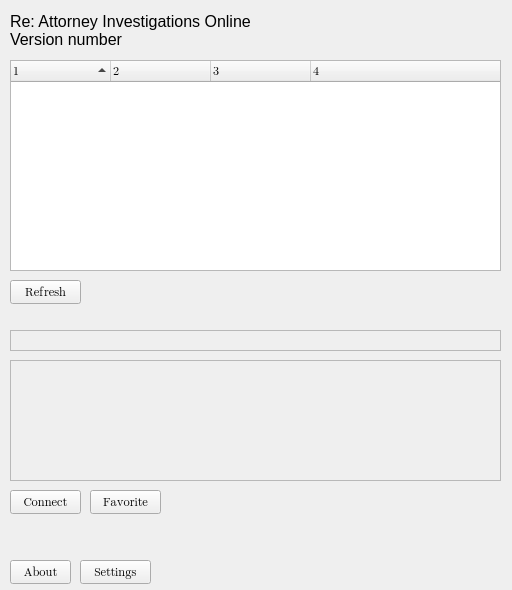
The window that data/themes/default/lobby.ui (Hefaustas/Re-AIO) describes before a commit, drawn with Qt 5.
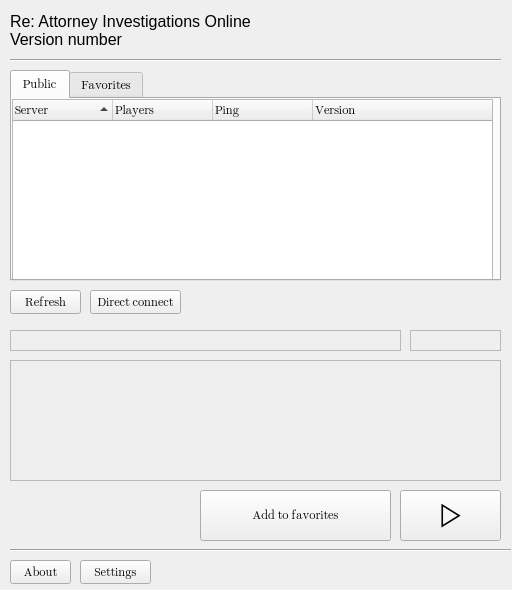
The same window after the commit.

Commit message:
Lobby UI and settings complete implementation
Most of the game up until joining a server is finished. I fixed saving settings too. bassOPUS is giving some problems with the modern python bass libs having weird syntax changes or straight up missing fucntions.

The edit to the form file:
```diff
--- a/data/themes/default/lobby.ui
+++ b/data/themes/default/lobby.ui
@@ -24,47 +24,118 @@
   <property name="windowTitle">
    <string>Form</string>
   </property>
-  <widget class="QTreeWidget" name="serverlistwidget">
+  <widget class="QTabWidget" name="serverTabs">
    <property name="geometry">
     <rect>
      <x>10</x>
-     <y>60</y>
+     <y>70</y>
      <width>491</width>
      <height>211</height>
     </rect>
    </property>
-   <property name="indentation">
+   <property name="currentIndex">
     <number>0</number>
    </property>
-   <property name="sortingEnabled">
-    <bool>true</bool>
-   </property>
-   <property name="animated">
-    <bool>true</bool>
-   </property>
-   <property name="columnCount">
-    <number>4</number>
-   </property>
-   <column>
-    <property name="text">
-     <string notr="true">1</string>
+   <widget class="QWidget" name="publicTab">
+    <property name="toolTip">
+     <string>Displays servers published on the masterserver.</string>
     </property>
-   </column>
-   <column>
-    <property name="text">
-     <string notr="true">2</string>
+    <attribute name="title">
+     <string>Public</string>
+    </attribute>
+    <widget class="QTreeWidget" name="publicServerList">
+     <property name="geometry">
+      <rect>
+       <x>0</x>
+       <y>0</y>
+       <width>481</width>
+       <height>181</height>
+      </rect>
+     </property>
+     <property name="indentation">
+      <number>0</number>
+     </property>
+     <property name="sortingEnabled">
+      <bool>true</bool>
+     </property>
+     <property name="animated">
+      <bool>true</bool>
+     </property>
+     <property name="columnCount">
+      <number>4</number>
+     </property>
+     <column>
+      <property name="text">
+       <string>Server</string>
+      </property>
+     </column>
+     <column>
+      <property name="text">
+       <string>Players</string>
+      </property>
+     </column>
+     <column>
+      <property name="text">
+       <string>Ping</string>
+      </property>
+     </column>
+     <column>
+      <property name="text">
+       <string>Version</string>
+      </property>
+     </column>
+    </widget>
+   </widget>
+   <widget class="QWidget" name="favoritesTab">
+    <property name="toolTip">
+     <string>Displays favorite servers.</string>
     </property>
-   </column>
-   <column>
-    <property name="text">
-     <string notr="true">3</string>
-    </property>
-   </column>
-   <column>
-    <property name="text">
-     <string notr="true">4</string>
-    </property>
-   </column>
+    <attribute name="title">
+     <string>Favorites</string>
+    </attribute>
+    <widget class="QTreeWidget" name="favoritesServerList">
+     <property name="geometry">
+      <rect>
+       <x>0</x>
+       <y>0</y>
+       <width>481</width>
+       <height>181</height>
+      </rect>
+     </property>
+     <property name="indentation">
+      <number>0</number>
+     </property>
+     <property name="sortingEnabled">
+      <bool>true</bool>
+     </property>
+     <property name="animated">
+      <bool>true</bool>
+     </property>
+     <property name="columnCount">
+      <number>4</number>
+     </property>
+     <column>
+      <property name="text">
+       <string>Server</string>
+      </property>
+     </column>
+     <column>
+      <property name="text">
+       <string>Players</string>
+      </property>
+     </column>
+     <column>
+      <property name="text">
+       <string>Ping</string>
+      </property>
+     </column>
+     <column>
+      <property name="text">
+       <string>Version</string>
+      </property>
+     </column>
+    </widget>
+   </widget>
   </widget>
   <widget class="QLabel" name="versiontext">
    <property name="geometry">
@@ -132,7 +203,7 @@
    <property name="geometry">
     <rect>
      <x>10</x>
-     <y>280</y>
+     <y>290</y>
      <width>71</width>
      <height>24</height>
     </rect>
@@ -141,46 +212,113 @@
     <string>Refresh</string>
    </property>
   </widget>
-  <widget class="QPushButton" name="connectbutton">
+  <widget class="QPushButton" name="connectButton">
+   <property name="geometry">
+    <rect>
+     <x>400</x>
+     <y>490</y>
+     <width>101</width>
+     <height>51</height>
+    </rect>
+   </property>
+   <property name="font">
+    <font>
+     <family>Segoe UI Emoji</family>
+     <pointsize>25</pointsize>
+    </font>
+   </property>
+   <property name="toolTip">
+    <string>Connect to the selected server.</string>
+   </property>
+   <property name="text">
+    <string>▷</string>
+   </property>
+  </widget>
+  <widget class="QPushButton" name="favoriteButton">
+   <property name="geometry">
+    <rect>
+     <x>200</x>
+     <y>490</y>
+     <width>191</width>
+     <height>51</height>
+    </rect>
+   </property>
+   <property name="toolTip">
+    <string>Add selected server to favorites. </string>
+   </property>
+   <property name="text">
+    <string>Add to favorites</string>
+   </property>
+  </widget>
+  <widget class="QFrame" name="serverName">
    <property name="geometry">
     <rect>
      <x>10</x>
-     <y>490</y>
-     <width>71</width>
-     <height>24</height>
+     <y>330</y>
+     <width>391</width>
+     <height>21</height>
     </rect>
    </property>
-   <property name="text">
-    <string>Connect</string>
+   <property name="frameShape">
+    <enum>QFrame::Shape::StyledPanel</enum>
    </property>
+   <property name="frameShadow">
+    <enum>QFrame::Shadow::Raised</enum>
+   </property>
   </widget>
-  <widget class="QPushButton" name="favoritebutton">
+  <widget class="QFrame" name="serverPlayercount">
+   <property name="geometry">
+    <rect>
+     <x>410</x>
+     <y>330</y>
+     <width>91</width>
+     <height>21</height>
+    </rect>
+   </property>
+   <property name="frameShape">
+    <enum>QFrame::Shape::StyledPanel</enum>
+   </property>
+   <property name="frameShadow">
+    <enum>QFrame::Shadow::Raised</enum>
+   </property>
+  </widget>
+  <widget class="QPushButton" name="directConnectButton">
    <property name="geometry">
     <rect>
      <x>90</x>
-     <y>490</y>
-     <width>71</width>
+     <y>290</y>
+     <width>91</width>
      <height>24</height>
     </rect>
    </property>
    <property name="text">
-    <string>Favorite</string>
+    <string>Direct connect</string>
    </property>
   </widget>
-  <widget class="QFrame" name="servername">
+  <widget class="Line" name="line">
    <property name="geometry">
     <rect>
      <x>10</x>
-     <y>330</y>
+     <y>540</y>
+     <width>501</width>
+     <height>21</height>
+    </rect>
+   </property>
+   <property name="orientation">
+    <enum>Qt::Orientation::Horizontal</enum>
+   </property>
+  </widget>
+  <widget class="Line" name="line_2">
+   <property name="geometry">
+    <rect>
+     <x>10</x>
+     <y>50</y>
      <width>491</width>
      <height>21</height>
     </rect>
    </property>
-   <property name="frameShape">
-    <enum>QFrame::Shape::StyledPanel</enum>
-   </property>
-   <property name="frameShadow">
-    <enum>QFrame::Shadow::Raised</enum>
+   <property name="orientation">
+    <enum>Qt::Orientation::Horizontal</enum>
    </property>
   </widget>
  </widget>
```
Left out of the diff: 26 changed lines with no effect on the pictures. The commit also changes 7 other files.
